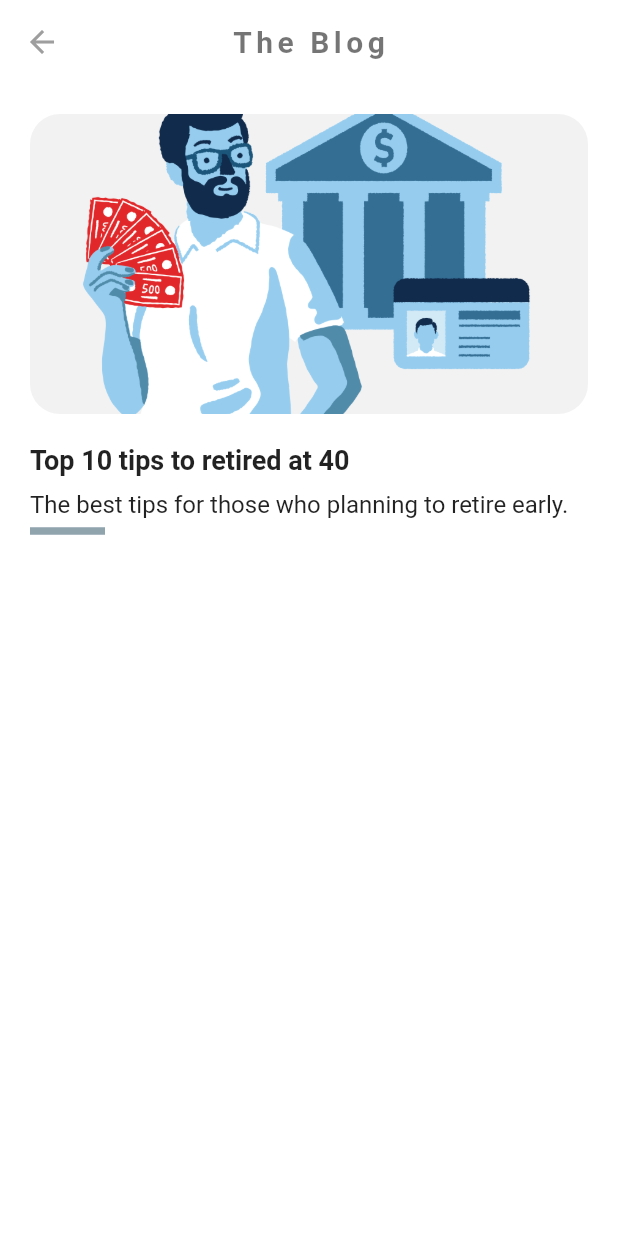
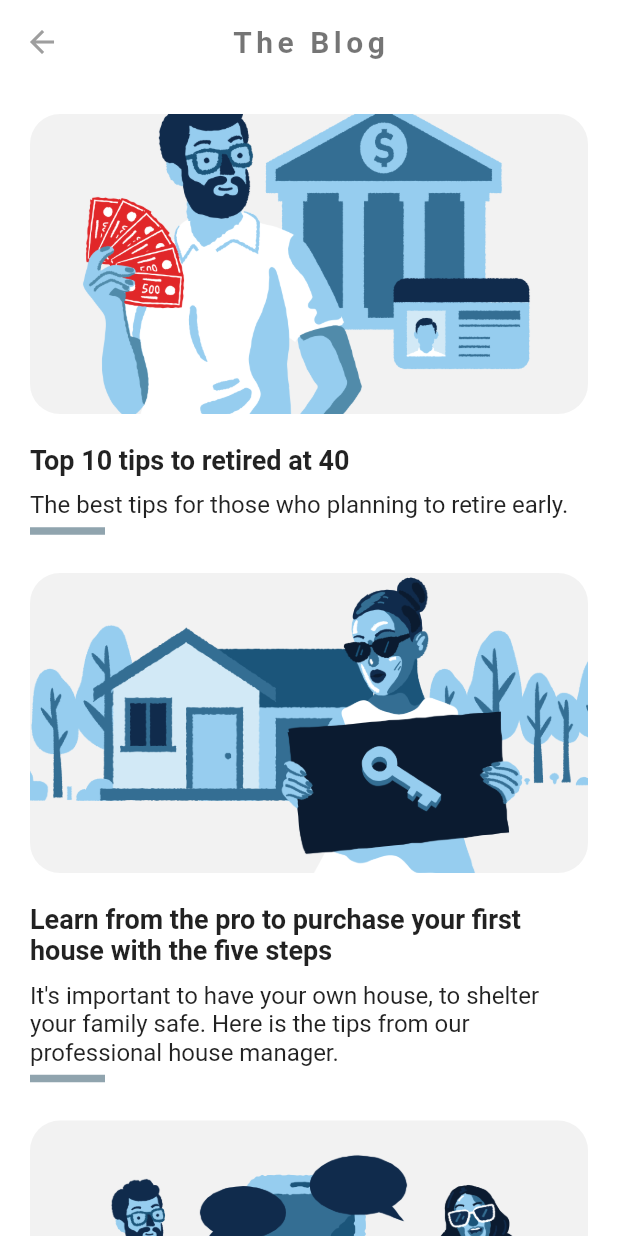
Before and after one commit to irfan87/blog_app_flutter, a Flutter app: the BlogPage screen opened directly, on a phone screen of 412 x 824 dp. Run offline on Flutter 3.47's test engine with Material 2 defaults, Android fonts, the light colour scheme and no system bars.

Commit message:
add two blogs

```diff
--- a/lib/blog_page.dart
+++ b/lib/blog_page.dart
@@ -23,7 +23,9 @@ class BlogPage extends StatelessWidget {
           color: Colors.grey,
         ),
       ),
-      body: Padding(
+      body: SafeArea(
+        child: SingleChildScrollView(
+          child: Padding(
             padding: const EdgeInsets.all(20.0),
             child: Column(
               crossAxisAlignment: CrossAxisAlignment.start,
@@ -66,7 +68,94 @@ class BlogPage extends StatelessWidget {
                     thickness: 5.0,
                   ),
                 ),
+                SizedBox(
+                  height: 20.0,
+                ),
+                Container(
+                  child: Image.asset(
+                    "images/house.png",
+                    fit: BoxFit.cover,
+                  ),
+                  decoration: BoxDecoration(
+                    borderRadius: BorderRadius.circular(20.0),
+                    color: Colors.black.withOpacity(0.05),
+                  ),
+                  height: 200.0,
+                  width: double.infinity,
+                ),
+                SizedBox(
+                  height: 20.0,
+                ),
+                Text(
+                  "Learn from the pro to purchase your first house with the five steps",
+                  style: TextStyle(
+                    fontWeight: FontWeight.bold,
+                    fontSize: 18.0,
+                  ),
+                ),
+                SizedBox(
+                  height: 10.0,
+                ),
+                Text(
+                  "It's important to have your own house, to shelter your family safe. Here is the tips from our professional house manager.",
+                  style: TextStyle(
+                    fontSize: 16.0,
+                  ),
+                ),
+                Container(
+                  width: 50.0,
+                  child: Divider(
+                    color: Colors.blueGrey[300],
+                    thickness: 5.0,
+                  ),
+                ),
+                SizedBox(
+                  height: 20.0,
+                ),
+                Container(
+                  child: Image.asset(
+                    "images/apps.png",
+                    fit: BoxFit.cover,
+                  ),
+                  decoration: BoxDecoration(
+                    borderRadius: BorderRadius.circular(20.0),
+                    color: Colors.black.withOpacity(0.05),
+                  ),
+                  height: 200.0,
+                  width: double.infinity,
+                ),
+                SizedBox(
+                  height: 20.0,
+                ),
+                Text(
+                  "7 apps that can make your life more productive",
+                  style: TextStyle(
+                    fontWeight: FontWeight.bold,
+                    fontSize: 18.0,
+                  ),
+                ),
+                SizedBox(
+                  height: 10.0,
+                ),
+                Text(
+                  "These apps will boost your daily life to become more productive.",
+                  style: TextStyle(
+                    fontSize: 16.0,
+                  ),
+                ),
+                Container(
+                  width: 50.0,
+                  child: Divider(
+                    color: Colors.blueGrey[300],
+                    thickness: 5.0,
+                  ),
+                ),
+                SizedBox(
+                  height: 20.0,
+                ),
               ],
+            ),
+          ),
         ),
       ),
     );
```
Lines whose indentation alone changed are shown as unchanged.
